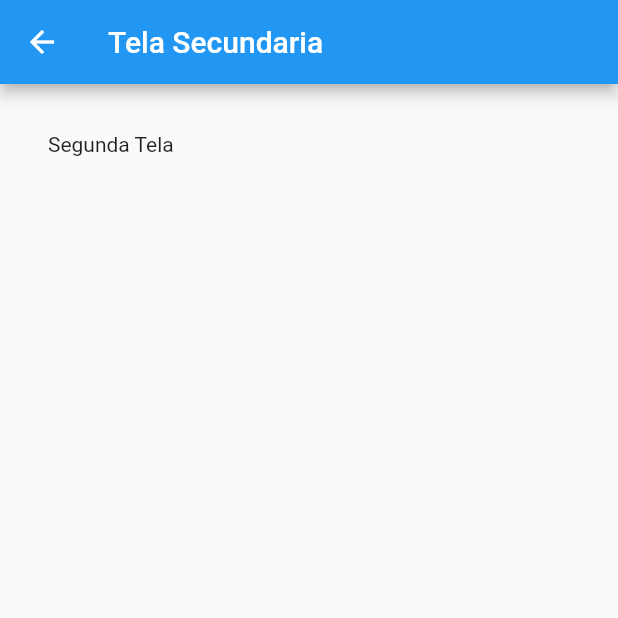
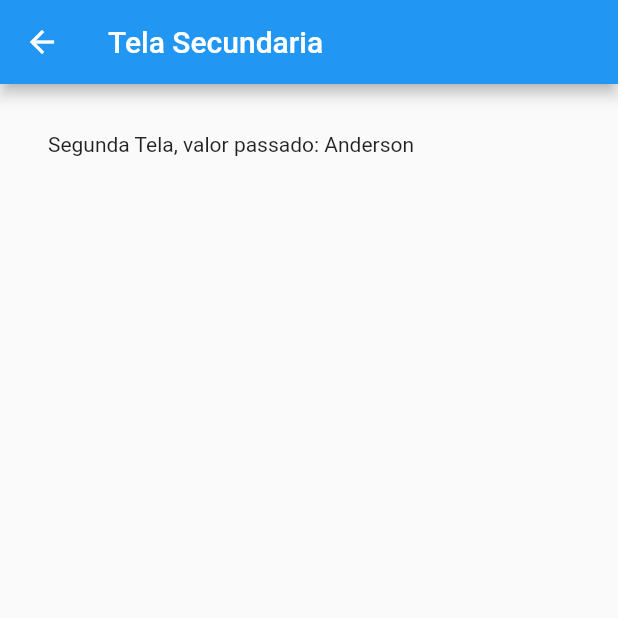
Before and after one commit to ayoline/navegacao, a Flutter app: the screen it shows after launch, after a tap on "ir para a segunda tela", on a phone screen of 412 x 824 dp, the top half of it. Run offline on Flutter 3.47's test engine with Material 2 defaults, Android fonts, the phone set to English and light mode, and no system bars.

Commit message:
adicionado mudanças na troca de tela do app

```diff
--- a/lib/TelaSecundaria.dart
+++ b/lib/TelaSecundaria.dart
@@ -1,7 +1,10 @@
 import 'package:flutter/material.dart';
 
 class TelaSecundaria extends StatefulWidget {
-  const TelaSecundaria({Key? key}) : super(key: key);
+//  const TelaSecundaria({Key? key}) : super(key: key);
+
+  String valor;
+  TelaSecundaria({required this.valor});
 
   @override
   _TelaSecundariaState createState() => _TelaSecundariaState();
@@ -18,7 +21,9 @@ class _TelaSecundariaState extends State<TelaSecundaria> {
       body: Container(
         padding: EdgeInsets.all(32),
         child: Column(
-          children: <Widget>[Text("Segunda Tela")],
+          children: <Widget>[
+            Text("Segunda Tela, valor passado: ${widget.valor}")
+          ],
         ),
       ),
     );
--- a/lib/main.dart
+++ b/lib/main.dart
@@ -3,6 +3,7 @@ import 'package:navegacao/TelaSecundaria.dart';
 
 void main() {
   runApp(MaterialApp(
+    debugShowCheckedModeBanner: false,
     home: TelaPrincipal(),
   ));
 }
@@ -28,8 +29,12 @@ class _TelaPrincipalState extends State<TelaPrincipal> {
           children: <Widget>[
             ElevatedButton(
               onPressed: () {
-                Navigator.push(context,
-                    MaterialPageRoute(builder: (context) => TelaSecundaria()));
+                Navigator.push(
+                    context,
+                    MaterialPageRoute(
+                        builder: (context) => TelaSecundaria(
+                              valor: "Anderson",
+                            )));
               },
               child: Text("ir para a segunda tela "),
             )
```
